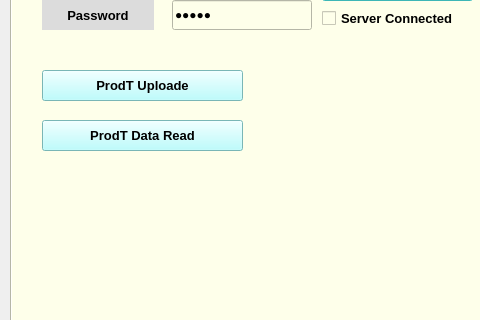
Qt form ZeitGypsum/frm_zeitGypsum2023.ui (lkr999/PyProject2023) before a commit; both pictures show x 0 to 480 and y 247 to 567 of the 1108 by 793 pixel window.
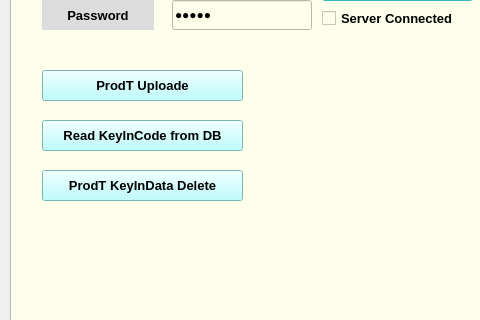
The same form after that commit.

Patch:
```diff
--- a/ZeitGypsum/frm_zeitGypsum2023.ui
+++ b/ZeitGypsum/frm_zeitGypsum2023.ui
@@ -204,7 +204,30 @@
        <string>Server Connected</string>
       </property>
      </widget>
-     <widget class="QPushButton" name="btnProdTRead">
+     <widget class="QPushButton" name="btnProdTKeyInDataDelete">
+      <property name="geometry">
+       <rect>
+        <x>30</x>
+        <y>250</y>
+        <width>201</width>
+        <height>31</height>
+       </rect>
+      </property>
+      <property name="font">
+       <font>
+        <pointsize>10</pointsize>
+        <weight>75</weight>
+        <bold>true</bold>
+       </font>
+      </property>
+      <property name="styleSheet">
+       <string notr="true">background-color: rgb(170, 255, 255);</string>
+      </property>
+      <property name="text">
+       <string>ProdT KeyInData Delete</string>
+      </property>
+     </widget>
+     <widget class="QPushButton" name="btnProdTKeyInCodeList">
       <property name="geometry">
        <rect>
         <x>30</x>
@@ -224,7 +247,7 @@
        <string notr="true">background-color: rgb(170, 255, 255);</string>
       </property>
       <property name="text">
-       <string>ProdT Data Read</string>
+       <string>Read KeyInCode from DB</string>
       </property>
      </widget>
     </widget>
```
Left out of the diff: 37 changed lines with no effect on the pictures.
